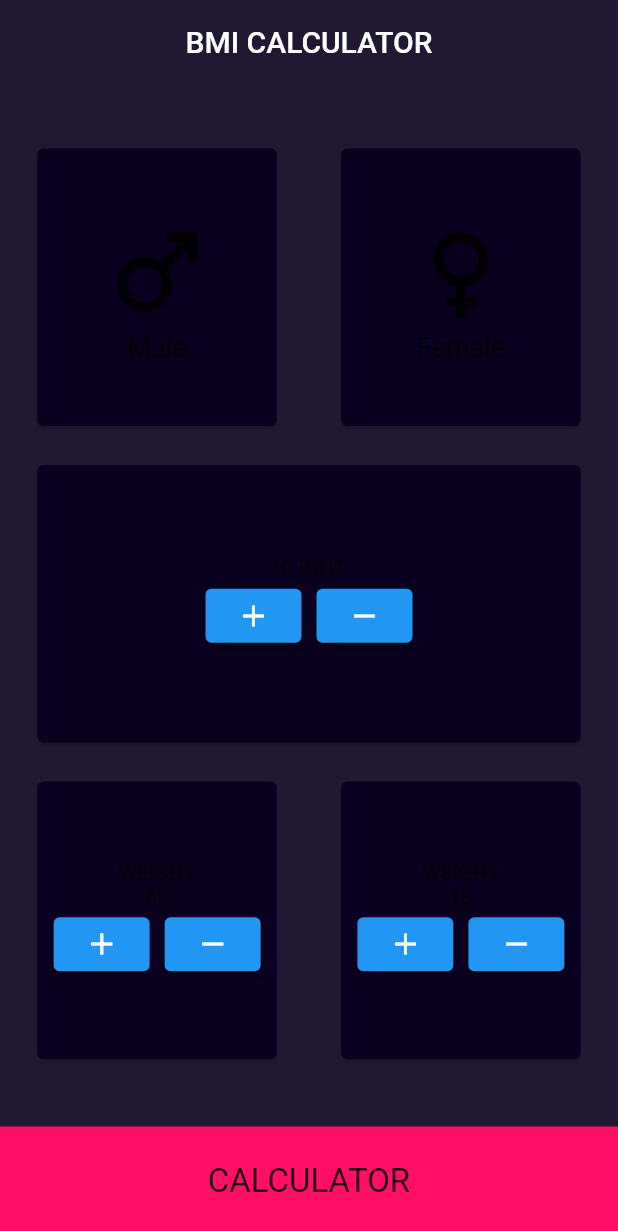
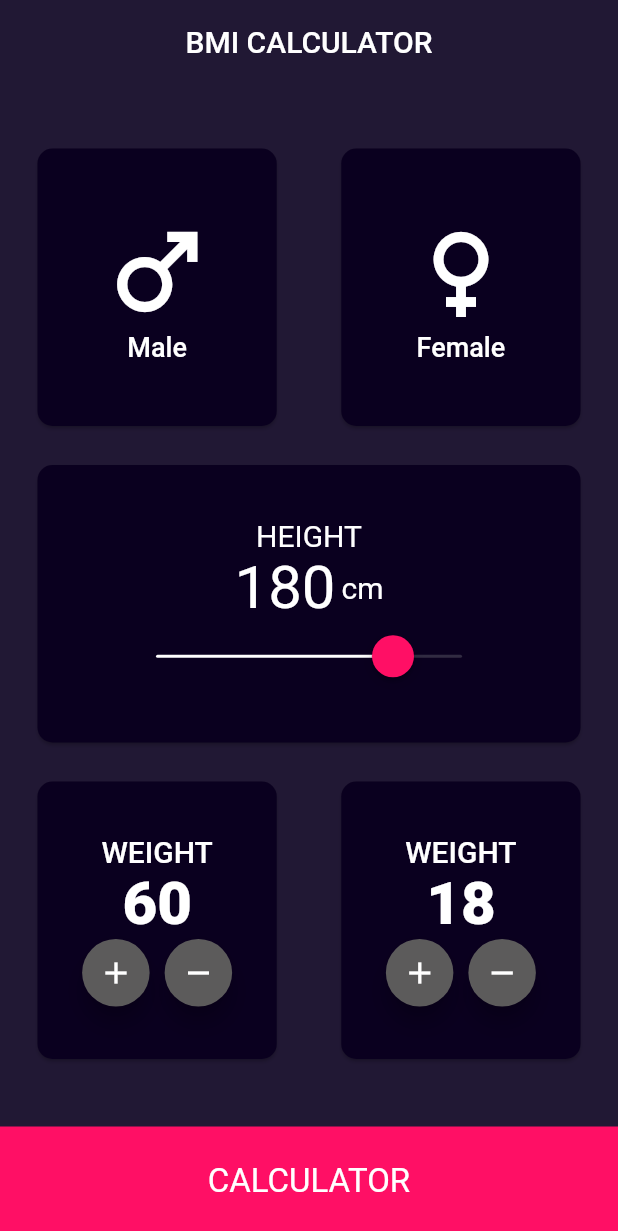
Before and after one commit to Kenjegulov/BMI_CALCULATOR, a Flutter app: the screen it shows after launch, on a phone screen of 412 x 824 dp. Shown: the top 1231 px of the screen. Run offline on Flutter 3.47's test engine with Material 2 defaults, Android fonts, the light colour scheme and no system bars.

Commit message:
changed medels

```diff
--- a/lib/constants/MyColors.dart
+++ b/lib/constants/MyColors.dart
@@ -7,5 +7,5 @@ class MyColor {
   static const pink = Color(0xffFF0F65);
   static const green = Color(0xff08E82C);
   static const a = Color(0xff0A001F);
-  static const b = Color(0xff5C5B5B);
+  static const grey = Color(0xff5C5B5B);
 }
--- a/lib/home.dart
+++ b/lib/home.dart
@@ -15,7 +15,7 @@ class BMICalculator extends StatefulWidget {
 }
 
 class _BMICalculatorState extends State<BMICalculator> {
-  bool genderTest = true;
+  String gender = "";
   @override
   Widget build(BuildContext context) {
     return Scaffold(
--- a/lib/main.dart
+++ b/lib/main.dart
@@ -13,8 +13,7 @@ class MyApp extends StatelessWidget {
     return MaterialApp(
       debugShowCheckedModeBanner: false,
       title: 'Flutter Demo',
-      theme: ThemeData(),
-      // home: MyHomePage(),
+      theme: ThemeData.dark(),
       home: BMICalculator(),
     );
   }
--- a/lib/models/age.dart
+++ b/lib/models/age.dart
@@ -13,34 +13,51 @@ class _AgeState extends State<Age> {
   @override
   Widget build(BuildContext context) {
     return Card(
+      shape: RoundedRectangleBorder(borderRadius: BorderRadius.circular(10)),
       color: MyColor.bacbackgroundColorCard,
       child: Center(
         child: Column(
           mainAxisAlignment: MainAxisAlignment.center,
           children: [
-            const Text("WEIGHT"),
-            Text("$number"),
+            const Text(
+              "WEIGHT",
+              style: TextStyle(fontSize: 20, fontWeight: FontWeight.w500),
+            ),
+            Text(
+              "$number",
+              style: const TextStyle(fontSize: 40, fontWeight: FontWeight.w800),
+            ),
             Row(
               mainAxisAlignment: MainAxisAlignment.center,
               children: [
-                ElevatedButton(
+                SizedBox(
+                  width: 45,
+                  height: 45,
+                  child: FloatingActionButton(
+                    backgroundColor: MyColor.grey,
                     onPressed: () {
                       setState(() {
                         number++;
                       });
                     },
-                  child: const Icon(Icons.add),
+                    child: const Icon(Icons.add, color: MyColor.white),
+                  ),
                 ),
                 const SizedBox(
                   width: 10,
                 ),
-                ElevatedButton(
+                SizedBox(
+                  width: 45,
+                  height: 45,
+                  child: FloatingActionButton(
+                    backgroundColor: MyColor.grey,
                     onPressed: () {
                       setState(() {
                         number--;
                       });
                     },
-                  child: const Icon(Icons.remove),
+                    child: const Icon(Icons.remove, color: MyColor.white),
+                  ),
                 ),
               ],
             )
--- a/lib/models/female.dart
+++ b/lib/models/female.dart
@@ -11,14 +11,16 @@ class Female extends StatefulWidget {
 class _FemaleState extends State<Female> {
   @override
   Widget build(BuildContext context) {
-    return const Card(
+    return Card(
+      shape: RoundedRectangleBorder(borderRadius: BorderRadius.circular(10)),
       color: MyColor.bacbackgroundColorCard,
-      child: Center(
+      child: const Center(
         child: Column(
           mainAxisAlignment: MainAxisAlignment.center,
           children: [
             Icon(Icons.female, size: 80),
-            Text("Female", style: TextStyle(fontSize: 18)),
+            Text("Female",
+                style: TextStyle(fontSize: 18, fontWeight: FontWeight.w500)),
           ],
         ),
       ),
--- a/lib/models/height.dart
+++ b/lib/models/height.dart
@@ -1,3 +1,4 @@
+import 'package:flutter/cupertino.dart';
 import 'package:flutter/material.dart';
 import '../constants/MyColors.dart';
 
@@ -9,30 +10,44 @@ class Height extends StatefulWidget {
 }
 
 class _HeightState extends State<Height> {
+  int number = 180;
   @override
   Widget build(BuildContext context) {
     return Card(
+      shape: RoundedRectangleBorder(borderRadius: BorderRadius.circular(10)),
       color: MyColor.bacbackgroundColorCard,
       child: Center(
         child: Column(
           mainAxisAlignment: MainAxisAlignment.center,
           children: [
-            const Text("HEIGHT"),
+            const Text(
+              "HEIGHT",
+              style: TextStyle(fontSize: 20),
+            ),
             Row(
               mainAxisAlignment: MainAxisAlignment.center,
               children: [
-                ElevatedButton(
-                  onPressed: () {},
-                  child: const Icon(Icons.add),
+                Text(
+                  "$number",
+                  style: const TextStyle(fontSize: 40),
                 ),
-                const SizedBox(
-                  width: 10,
-                ),
-                ElevatedButton(
-                  onPressed: () {},
-                  child: const Icon(Icons.remove),
+                const SizedBox(width: 4),
+                const Text(
+                  "cm",
+                  style: TextStyle(fontSize: 20),
                 ),
               ],
+            ),
+            SizedBox(
+              width: 220,
+              child: CupertinoSlider(
+                value: 180,
+                min: 0,
+                max: 220,
+                activeColor: MyColor.white,
+                thumbColor: MyColor.pink,
+                onChanged: (value) {},
+              ),
             )
           ],
         ),
--- a/lib/models/male.dart
+++ b/lib/models/male.dart
@@ -11,14 +11,16 @@ class Male extends StatefulWidget {
 class _MaleState extends State<Male> {
   @override
   Widget build(BuildContext context) {
-    return const Card(
+    return Card(
+      shape: RoundedRectangleBorder(borderRadius: BorderRadius.circular(10)),
       color: MyColor.bacbackgroundColorCard,
-      child: Center(
+      child: const Center(
         child: Column(
           mainAxisAlignment: MainAxisAlignment.center,
           children: [
             Icon(Icons.male, size: 80),
-            Text("Male", style: TextStyle(fontSize: 18)),
+            Text("Male",
+                style: TextStyle(fontSize: 18, fontWeight: FontWeight.w500)),
           ],
         ),
       ),
--- a/lib/models/weight.dart
+++ b/lib/models/weight.dart
@@ -13,34 +13,51 @@ class _WeightState extends State<Weight> {
   @override
   Widget build(BuildContext context) {
     return Card(
+      shape: RoundedRectangleBorder(borderRadius: BorderRadius.circular(10)),
       color: MyColor.bacbackgroundColorCard,
       child: Center(
         child: Column(
           mainAxisAlignment: MainAxisAlignment.center,
           children: [
-            const Text("WEIGHT"),
-            Text("$number"),
+            const Text(
+              "WEIGHT",
+              style: TextStyle(fontSize: 20, fontWeight: FontWeight.w500),
+            ),
+            Text(
+              "$number",
+              style: const TextStyle(fontSize: 40, fontWeight: FontWeight.w800),
+            ),
             Row(
               mainAxisAlignment: MainAxisAlignment.center,
               children: [
-                ElevatedButton(
+                SizedBox(
+                  width: 45,
+                  height: 45,
+                  child: FloatingActionButton(
+                    backgroundColor: MyColor.grey,
                     onPressed: () {
                       setState(() {
                         number++;
                       });
                     },
-                  child: const Icon(Icons.add),
+                    child: const Icon(Icons.add, color: MyColor.white),
+                  ),
                 ),
                 const SizedBox(
                   width: 10,
                 ),
-                ElevatedButton(
+                SizedBox(
+                  width: 45,
+                  height: 45,
+                  child: FloatingActionButton(
+                    backgroundColor: MyColor.grey,
                     onPressed: () {
                       setState(() {
                         number--;
                       });
                     },
-                  child: const Icon(Icons.remove),
+                    child: const Icon(Icons.remove, color: MyColor.white),
+                  ),
                 ),
               ],
             )
```
Lines whose indentation alone changed are shown as unchanged.
